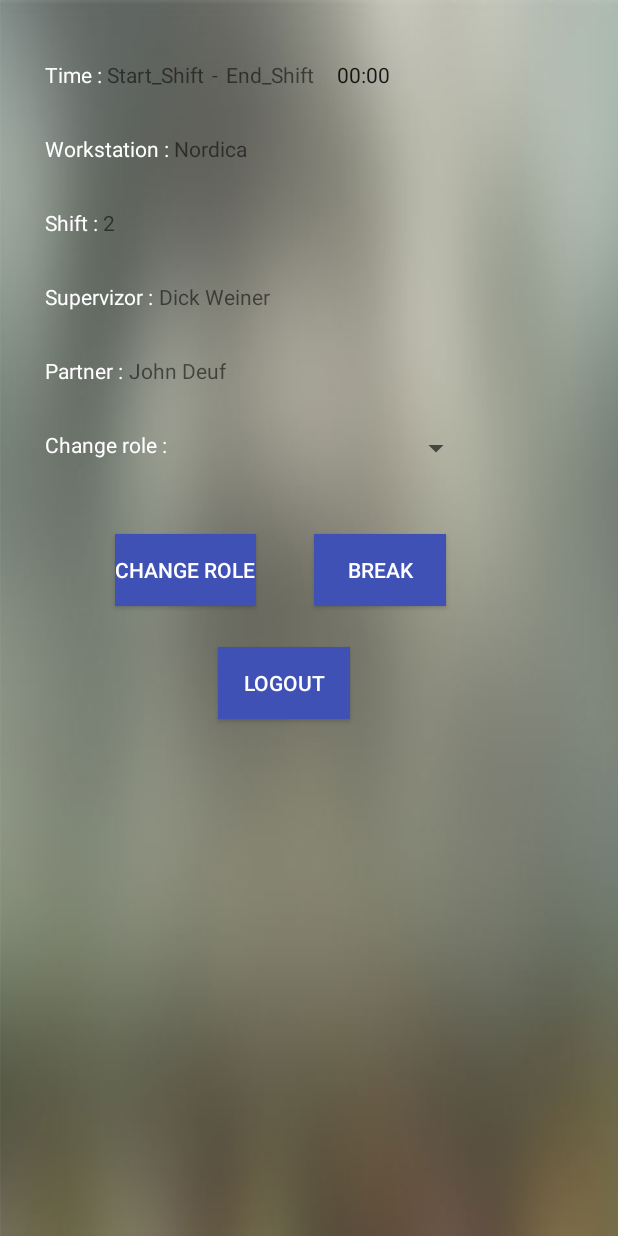
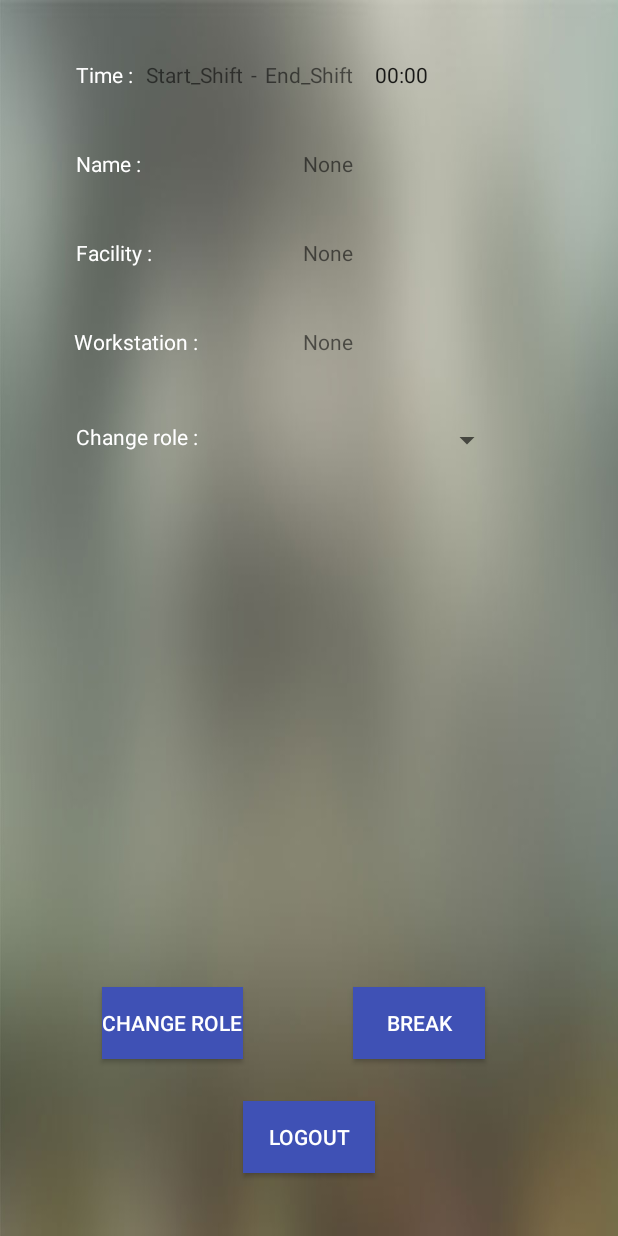
Before and after one commit to SPA-MECALS/App, an Android app: the layout home_page.xml on its own in the app's theme, with its tools: preview values and no code run, on a phone screen of 412 x 824 dp. Run offline under Robolectric (Android 15) with nearby library versions, the phone set to English and light mode, and no system bars.

Commit message:
the home page now displays data received from backend

```diff
--- a/app/src/main/java/mecals/mecalsapp/PostRequest.java
+++ b/app/src/main/java/mecals/mecalsapp/PostRequest.java
@@ -26,8 +26,8 @@ public class PostRequest extends HttpAsync {
         try {
             HttpURLConnection httpConnection = this.createConnection(request.getUrl());
             httpConnection.setRequestProperty("Content-Type", "application/json");
-            //if (API.getInstance().hasToken(this.getApplicationContext())) {
-                //httpConnection.setRequestProperty("Autorization", API.getInstance().getToken(this.getApplicationContext()));
+            //if (MecalsController.getInstance().hasToken(this.getApplicationContext())) {
+                //httpConnection.setRequestProperty("Autorization", MecalsController.getInstance().getToken(this.getApplicationContext()));
             //}
             param = request.jsonParameters();
             if (param != null) {
--- a/app/src/main/java/mecals/mecalsapp/ScannerActivity.java
+++ b/app/src/main/java/mecals/mecalsapp/ScannerActivity.java
@@ -6,9 +6,7 @@ import android.content.pm.PackageManager;
 import android.os.Bundle;
 import android.support.v4.app.ActivityCompat;
 import android.support.v4.content.ContextCompat;
-import android.support.v7.app.AlertDialog;
 import android.support.v7.app.AppCompatActivity;
-import android.util.Log;
 import android.view.View;
 import android.widget.Toast;
 import com.google.zxing.Result;
@@ -53,7 +51,7 @@ public class ScannerActivity extends AppCompatActivity implements ZXingScannerVi
             m_scannerView.resumeCameraPreview(this);
             return;
         }
-        API.getInstance().setUrl(url);
+        MecalsController.getInstance().setUrl(url);
         Intent intent = new Intent(this.getApplicationContext(), LoginActivity.class);
         this.startActivity(intent);
         m_scannerView.resumeCameraPreview(this);
--- a/app/src/main/res/layout/home_page.xml
+++ b/app/src/main/res/layout/home_page.xml
@@ -7,70 +7,60 @@
         android:text="Time : "
         android:layout_width="wrap_content"
         android:layout_height="wrap_content"
-        android:layout_alignParentTop="true"
-        android:layout_alignParentStart="true"
-        android:layout_marginStart="30dp"
         android:layout_marginTop="40dp"
         android:id="@+id/timeTag"
-        android:textColor="@android:color/background_light" />
+        android:textColor="@android:color/background_light"
+        android:layout_alignParentTop="true"
+        android:layout_alignStart="@+id/nameTag" />
+
+    <TextView
+        android:text="Name : "
+        android:layout_width="wrap_content"
+        android:layout_height="wrap_content"
+        android:layout_marginTop="40dp"
+        android:id="@+id/nameTag"
+        android:textColor="@android:color/background_light"
+        android:layout_below="@+id/timeTag"
+        android:layout_toStartOf="@+id/startTimeText" />
+
+    <TextView
+        android:text="Facility : "
+        android:layout_width="wrap_content"
+        android:layout_height="wrap_content"
+        android:layout_marginTop="40dp"
+        android:id="@+id/facilityTag"
+        android:textColor="@android:color/background_light"
+        android:layout_below="@+id/nameTag"
+        android:layout_alignStart="@+id/nameTag" />
+
+    <TextView
+        android:text="Change role : "
+        android:layout_width="wrap_content"
+        android:layout_height="wrap_content"
+        android:id="@+id/changeRoleTag"
+        android:textColor="@android:color/background_light"
+        android:layout_marginTop="44dp"
+        android:layout_below="@+id/workstationTag"
+        android:layout_alignStart="@+id/facilityTag" />
 
     <TextView
         android:text="Workstation : "
         android:layout_width="wrap_content"
         android:layout_height="wrap_content"
-        android:layout_marginTop="30dp"
-        android:id="@+id/workstationNameTag"
-        android:layout_below="@+id/timeTag"
-        android:layout_alignStart="@+id/timeTag"
-        android:textColor="@android:color/background_light" />
-
-    <TextView
-        android:text="Shift : "
-        android:layout_width="wrap_content"
-        android:layout_height="wrap_content"
-        android:layout_marginTop="30dp"
-        android:id="@+id/shiftNameTag"
-        android:layout_below="@+id/workstationNameTag"
-        android:layout_alignStart="@+id/workstationNameTag"
-        android:textColor="@android:color/background_light" />
-
-    <TextView
-        android:text="Supervizor : "
-        android:layout_width="wrap_content"
-        android:layout_height="wrap_content"
-        android:layout_marginTop="30dp"
-        android:id="@+id/supervizorNameTag"
-        android:layout_below="@+id/shiftNameTag"
-        android:layout_alignStart="@+id/shiftNameTag"
-        android:textColor="@android:color/background_light" />
-
-    <TextView
-        android:text="Partner : "
-        android:layout_width="wrap_content"
-        android:layout_height="wrap_content"
-        android:layout_marginTop="30dp"
-        android:id="@+id/partnerNameTag"
-        android:layout_below="@+id/supervizorNameTag"
-        android:layout_alignStart="@+id/supervizorNameTag"
-        android:textColor="@android:color/background_light" />
-
-    <TextView
-        android:text="Change role : "
-        android:layout_width="wrap_content"
-        android:layout_height="wrap_content"
-        android:layout_below="@+id/partnerNameTag"
-        android:layout_alignStart="@+id/timeTag"
-        android:layout_marginTop="30dp"
-        android:id="@+id/changeRoleTag"
-        android:textColor="@android:color/background_light" />
+        android:id="@+id/workstationTag"
+        android:textColor="@android:color/background_light"
+        android:layout_below="@+id/facilityTag"
+        android:layout_marginTop="40dp"
+        android:layout_toStartOf="@+id/spinner2" />
 
     <TextView
         android:text="Start_Shift"
         android:layout_width="wrap_content"
         android:layout_height="wrap_content"
         android:id="@+id/startTimeText"
-        android:layout_marginTop="40dp"
-        android:layout_toEndOf="@+id/timeTag" />
+        android:layout_alignBaseline="@+id/timeTag"
+        android:layout_alignBottom="@+id/timeTag"
+        android:layout_toStartOf="@+id/logoutButton" />
 
     <TextView
         android:text="-"
@@ -94,41 +84,35 @@
         android:layout_width="wrap_content"
         android:layout_height="wrap_content"
         android:id="@+id/chronometer1"
-        android:layout_marginStart="15dp"
+        android:layout_alignBaseline="@+id/stopTimeText"
         android:layout_alignBottom="@+id/stopTimeText"
-        android:layout_toEndOf="@+id/stopTimeText"/>
+        android:layout_toEndOf="@+id/logoutButton" />
 
     <TextView
-        android:text="Nordica"
+        android:text="None"
         android:layout_width="wrap_content"
         android:layout_height="wrap_content"
-        android:layout_alignTop="@+id/workstationNameTag"
-        android:layout_toEndOf="@+id/workstationNameTag"
-        android:id="@+id/workstationName" />
+        android:id="@+id/user_name"
+        android:layout_above="@+id/facilityTag"
+        android:layout_alignEnd="@+id/stopTimeText" />
 
     <TextView
-        android:text="2"
+        android:text="None"
         android:layout_width="wrap_content"
         android:layout_height="wrap_content"
-        android:layout_above="@+id/supervizorNameTag"
-        android:layout_toEndOf="@+id/shiftNameTag"
-        android:id="@+id/shiftName" />
+        android:id="@+id/facility_name"
+        android:layout_alignBaseline="@+id/facilityTag"
+        android:layout_alignBottom="@+id/facilityTag"
+        android:layout_alignStart="@+id/user_name" />
 
     <TextView
-        android:text="Dick Weiner"
+        android:text="None"
         android:layout_width="wrap_content"
         android:layout_height="wrap_content"
-        android:layout_alignTop="@+id/supervizorNameTag"
-        android:layout_toEndOf="@+id/supervizorNameTag"
-        android:id="@+id/supervizorName" />
-
-    <TextView
-        android:text="John Deuf"
-        android:layout_width="wrap_content"
-        android:layout_height="wrap_content"
-        android:layout_alignTop="@+id/partnerNameTag"
-        android:layout_toEndOf="@+id/partnerNameTag"
-        android:id="@+id/textView5" />
+        android:id="@+id/workstation_name"
+        android:layout_alignBaseline="@+id/workstationTag"
+        android:layout_alignBottom="@+id/workstationTag"
+        android:layout_alignStart="@+id/facility_name" />
 
     <Spinner
         android:layout_width="200dp"
@@ -147,10 +131,10 @@
         android:onClick="onBreak"
         android:textOff="Break"
         android:textOn="Resume"
-        android:layout_marginTop="45dp"
         android:textColor="@android:color/background_light"
         android:background="@color/colorPrimary"
-        android:layout_below="@+id/spinner2"
+        android:layout_alignBaseline="@+id/changeRoleButton"
+        android:layout_alignBottom="@+id/changeRoleButton"
         android:layout_toEndOf="@+id/stopTimeText" />
 
     <Button
@@ -161,8 +145,9 @@
         android:id="@+id/changeRoleButton"
         android:textColor="@android:color/background_light"
         android:background="@color/colorPrimary"
+        android:layout_marginBottom="28dp"
         android:layout_above="@+id/logoutButton"
-        android:layout_toEndOf="@+id/shiftName" />
+        android:layout_toStartOf="@+id/separate" />
 
     <Button
         android:text="Logout"
@@ -172,8 +157,8 @@
         android:id="@+id/logoutButton"
         android:textColor="@android:color/background_light"
         android:background="@color/colorPrimary"
-        android:layout_below="@+id/toggleButton1"
-        android:layout_toEndOf="@+id/separate"
-        android:layout_marginTop="27dp" />
+        android:layout_alignParentBottom="true"
+        android:layout_centerHorizontal="true"
+        android:layout_marginBottom="42dp" />
 
 </RelativeLayout>
```
Also changed, not shown: app/src/main/java/mecals/mecalsapp/HomeActivity.java (+13 -6 lines), app/src/main/java/mecals/mecalsapp/LoginActivity.java (+12 -3 lines), app/src/main/java/mecals/mecalsapp/MecalsController.java (renamed from app/src/main/java/mecals/mecalsapp/API.java, +9 -9 lines), app/src/main/java/mecals/mecalsapp/User.java (added, +62 -0 lines).
